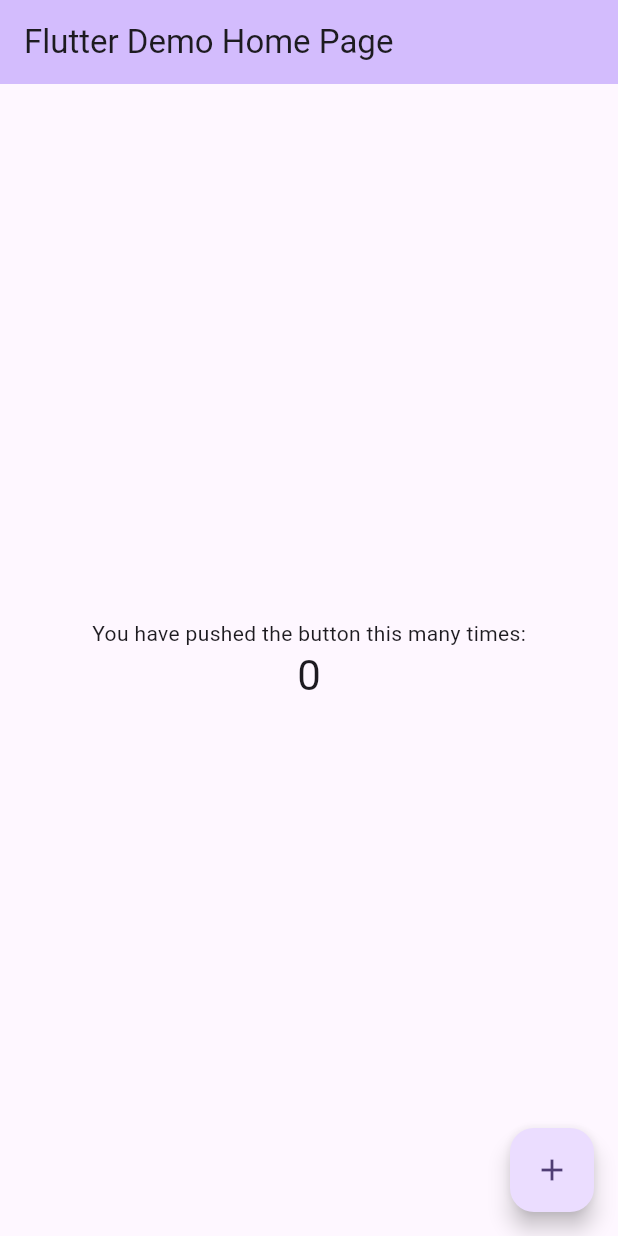
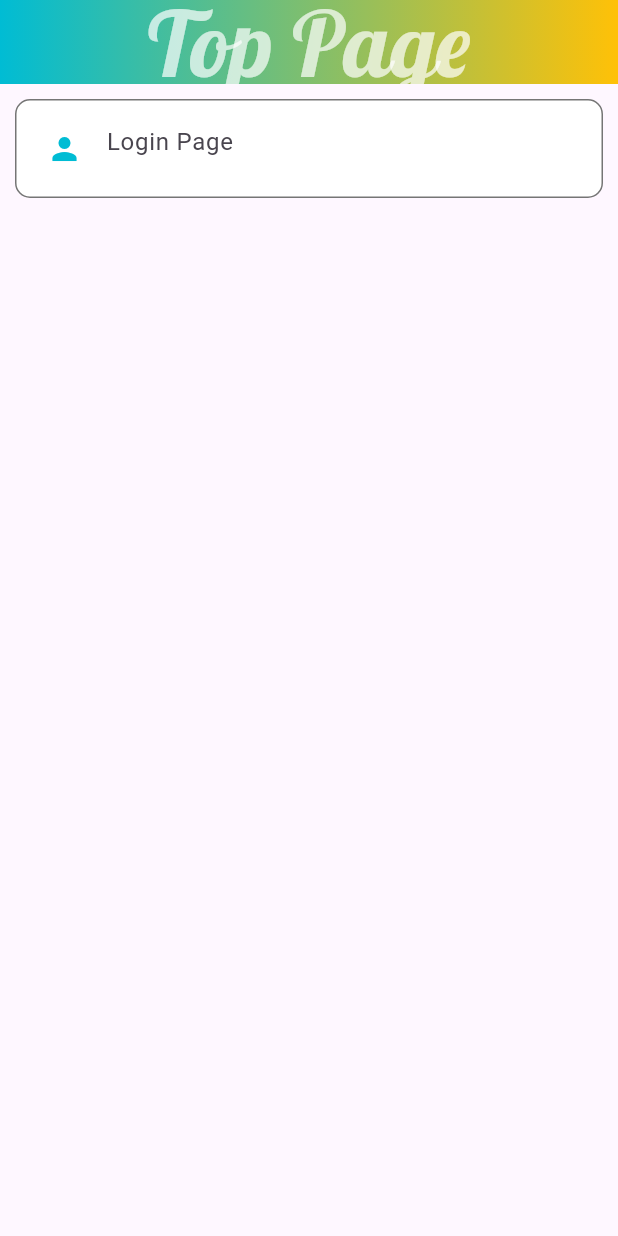
Before and after one commit to kassa697/book_memo, a Flutter app: the screen it shows after launch, on a phone screen of 412 x 824 dp. Run offline on Flutter 3.47's test engine with Material 3 defaults, Android fonts, the light colour scheme and no system bars.

Commit message:
page add

```diff
--- a/lib/main.dart
+++ b/lib/main.dart
@@ -1,3 +1,4 @@
+import 'package:book_memo/view/top_page.dart';
 import 'package:flutter/material.dart';
 
 void main() {
@@ -11,115 +12,12 @@
   @override
   Widget build(BuildContext context) {
     return MaterialApp(
-      title: 'Flutter Demo',
+      title: 'Book Memo',
       theme: ThemeData(
-        // This is the theme of your application.
-        //
-        // TRY THIS: Try running your application with "flutter run". You'll see
-        // the application has a purple toolbar. Then, without quitting the app,
-        // try changing the seedColor in the colorScheme below to Colors.green
-        // and then invoke "hot reload" (save your changes or press the "hot
-        // reload" button in a Flutter-supported IDE, or press "r" if you used
-        // the command line to start the app).
-        //
-        // Notice that the counter didn't reset back to zero; the application
-        // state is not lost during the reload. To reset the state, use hot
-        // restart instead.
-        //
-        // This works for code too, not just values: Most code changes can be
-        // tested with just a hot reload.
         colorScheme: ColorScheme.fromSeed(seedColor: Colors.deepPurple),
         useMaterial3: true,
       ),
-      home: const MyHomePage(title: 'Flutter Demo Home Page'),
+      home: const TopPage(),
     );
   }
 }
-
-class MyHomePage extends StatefulWidget {
-  const MyHomePage({super.key, required this.title});
-
-  // This widget is the home page of your application. It is stateful, meaning
-  // that it has a State object (defined below) that contains fields that affect
-  // how it looks.
-
-  // This class is the configuration for the state. It holds the values (in this
-  // case the title) provided by the parent (in this case the App widget) and
-  // used by the build method of the State. Fields in a Widget subclass are
-  // always marked "final".
-
-  final String title;
-
-  @override
-  State<MyHomePage> createState() => _MyHomePageState();
-}
-
-class _MyHomePageState extends State<MyHomePage> {
-  int _counter = 0;
-
-  void _incrementCounter() {
-    setState(() {
-      // This call to setState tells the Flutter framework that something has
-      // changed in this State, which causes it to rerun the build method below
-      // so that the display can reflect the updated values. If we changed
-      // _counter without calling setState(), then the build method would not be
-      // called again, and so nothing would appear to happen.
-      _counter++;
-    });
-  }
-
-  @override
-  Widget build(BuildContext context) {
-    // This method is rerun every time setState is called, for instance as done
-    // by the _incrementCounter method above.
-    //
-    // The Flutter framework has been optimized to make rerunning build methods
-    // fast, so that you can just rebuild anything that needs updating rather
-    // than having to individually change instances of widgets.
-    return Scaffold(
-      appBar: AppBar(
-        // TRY THIS: Try changing the color here to a specific color (to
-        // Colors.amber, perhaps?) and trigger a hot reload to see the AppBar
-        // change color while the other colors stay the same.
-        backgroundColor: Theme.of(context).colorScheme.inversePrimary,
-        // Here we take the value from the MyHomePage object that was created by
-        // the App.build method, and use it to set our appbar title.
-        title: Text(widget.title),
-      ),
-      body: Center(
-        // Center is a layout widget. It takes a single child and positions it
-        // in the middle of the parent.
-        child: Column(
-          // Column is also a layout widget. It takes a list of children and
-          // arranges them vertically. By default, it sizes itself to fit its
-          // children horizontally, and tries to be as tall as its parent.
-          //
-          // Column has various properties to control how it sizes itself and
-          // how it positions its children. Here we use mainAxisAlignment to
-          // center the children vertically; the main axis here is the vertical
-          // axis because Columns are vertical (the cross axis would be
-          // horizontal).
-          //
-          // TRY THIS: Invoke "debug painting" (choose the "Toggle Debug Paint"
-          // action in the IDE, or press "p" in the console), to see the
-          // wireframe for each widget.
-          mainAxisAlignment: MainAxisAlignment.center,
-          children: <Widget>[
-            const Text(
-              'You have pushed the button this many times:',
-            ),
-            Text(
-              '$_counter',
-              style: Theme.of(context).textTheme.headlineMedium,
-            ),
-          ],
-        ),
-      ),
-      floatingActionButton: FloatingActionButton(
-        onPressed: _incrementCounter,
-        tooltip: 'Increment',
-        child: const Icon(Icons.add),
-      ), // This trailing comma makes auto-formatting nicer for build methods.
-    );
-  }
-}
--- /dev/null
+++ b/lib/view/top_page.dart
@@ -0,0 +1,50 @@
+
+import 'package:book_memo/widgets/custom_text_field.dart';
+import 'package:flutter/material.dart';
+
+class TopPage extends StatefulWidget {
+  const TopPage({super.key});
+
+  @override
+  State<TopPage> createState() => _TopPageState();
+}
+
+class _TopPageState extends State<TopPage> {
+  @override
+  Widget build(BuildContext context) {
+    return Scaffold(
+      appBar: AppBar(
+        flexibleSpace: Container(
+          decoration: const BoxDecoration(
+            gradient: LinearGradient(
+              colors: [
+                Colors.cyan,
+                Colors.amber,
+              ],
+              begin: FractionalOffset(0, 0),
+              end: FractionalOffset(1, 0),
+              stops: [0, 1],
+              tileMode: TileMode.clamp,
+            ),
+          ),
+        ),
+        automaticallyImplyLeading: false,
+        title: const Text(
+          "Top Page",
+          style: TextStyle(
+              fontSize: 60, color: Colors.white70, fontFamily: "Lobster"),
+        ),
+        centerTitle: true,
+      ),
+      body: Container(
+        alignment: Alignment.center,
+        child: Column(children: [
+          CustomTextField(
+            data: Icons.person,
+            hintText: 'Login Page',
+          )
+        ],),
+      ),
+    );
+  }
+}
--- /dev/null
+++ b/lib/widgets/custom_text_field.dart
@@ -0,0 +1,44 @@
+import 'package:flutter/material.dart';
+import 'package:flutter/widgets.dart';
+
+class CustomTextField extends StatelessWidget {
+  final TextEditingController? controller;
+  final IconData? data;
+  final String? hintText;
+  bool? isObsecre = true;
+  bool? enabled = true;
+  CustomTextField({
+    this.controller,
+    this.data,
+    this.hintText,
+    this.isObsecre,
+    this.enabled,
+  });
+
+  @override
+  Widget build(BuildContext context) {
+    return Container(
+      decoration: BoxDecoration(
+          color: Colors.white,
+          borderRadius: const BorderRadius.all(Radius.circular(10)),
+        border: Border.all(color: Colors.black54, width: 1),
+      ),
+
+      padding: const EdgeInsets.all(8),
+      margin: const EdgeInsets.all(10),
+      child: TextFormField(
+        enabled: enabled,
+        controller: controller,
+        cursorColor: Theme.of(context).primaryColor,
+        decoration: InputDecoration(
+            border: InputBorder.none,
+            prefixIcon: Icon(
+              data,
+              color: Colors.cyan,
+            ),
+            focusColor: Theme.of(context).primaryColor,
+            hintText: hintText),
+      ),
+    );
+  }
+}
```
Also changed, not shown: pubspec.yaml (+15 -62 lines), assets/fonts/BebasNeue-Regular.ttf (added), assets/fonts/Lobster-Regular.ttf (added), assets/fonts/Signatra.ttf (added), assets/fonts/VarelaRound-Regular.ttf (added).
